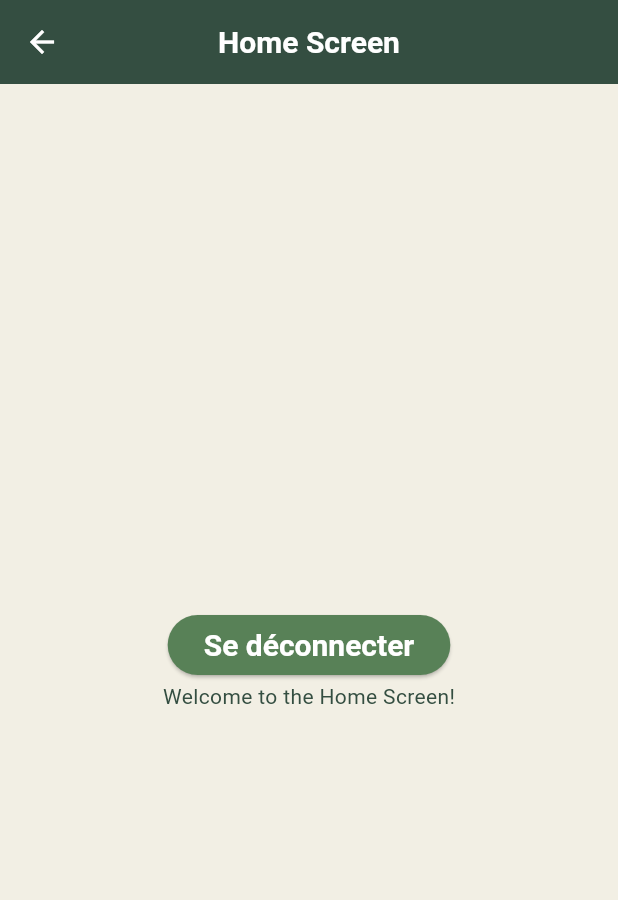
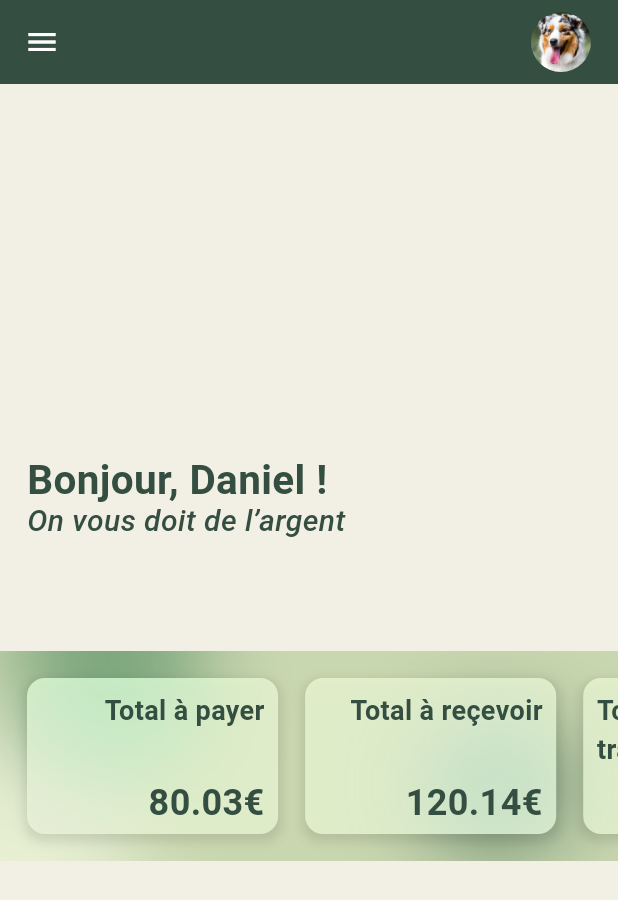
Before and after one commit to trans-dam/TicTic-2526, a Flutter app: the HomeScreen screen opened by its route, on a phone screen of 412 x 824 dp. Shown: the top 900 px of the screen. Run offline on Flutter 3.47's test engine with Material 3 defaults, Android fonts, the phone set to English and light mode, and no system bars; our stand-ins replace firebase_auth, firebase_core, flutter_localization, flutter_svg; missing offline and left inert: validator_regex; accounts and stored records are empty; generated files the repository leaves out were written again.

Commit message:
Add navigation drawer and stat slider to home screen

```diff
--- a/code/tictic/lib/constants/sizes.dart
+++ b/code/tictic/lib/constants/sizes.dart
@@ -1,4 +1,5 @@
 const kLogoSizeWelcome = 150.0;
+const kProfilSizeImage = 40.0;
 const kVerticalSpacing = 20.0;
 const kTextSliderHeight = 50.0;
 const kBorderRadius = 24.0;
--- a/code/tictic/lib/screens/home/home_screen.dart
+++ b/code/tictic/lib/screens/home/home_screen.dart
@@ -1,5 +1,9 @@
 import 'package:firebase_auth/firebase_auth.dart';
 import 'package:flutter/material.dart';
+import 'package:tictic/constants/fonts.dart';
+import 'package:tictic/constants/sizes.dart';
+import 'package:tictic/screens/home/widgets/stat_slider.dart';
+import 'package:tictic/screens/welcome/welcome_screen.dart';
 
 class HomeScreen extends StatelessWidget {
   const HomeScreen({super.key});
@@ -9,20 +13,75 @@ class HomeScreen extends StatelessWidget {
   @override
   Widget build(BuildContext context) {
     return Scaffold(
-      appBar: AppBar(title: const Text('Home Screen')),
+      drawer: Drawer(
+        child: SafeArea(
+          child: Column(
+            children: <Widget>[
+              ListTile(
+                leading: const Icon(Icons.settings),
+                title: const Text('Réglages'),
+                onTap: () {},
+              ),
+              ListTile(
+                leading: const Icon(Icons.group),
+                title: const Text('Créer un groupe'),
+                onTap: () {},
+              ),
+              ListTile(
+                leading: const Icon(Icons.person_add_alt_1),
+                title: const Text('Inviter une personne'),
+                onTap: () {},
+              ),
+              ListTile(
+                leading: const Icon(Icons.add),
+                title: const Text('Ajouter une transaction'),
+                onTap: () {},
+              ),
+              ListTile(
+                leading: const Icon(Icons.logout),
+                title: const Text('Se déconnecter'),
+                onTap: () async {
+                  await FirebaseAuth.instance.signOut();
+                  Navigator.of(context).pushNamedAndRemoveUntil(
+                    WelcomeScreen.routeName,
+                    (route) => false,
+                  );
+                },
+              ),
+            ],
+          ),
+        ),
+      ),
+      appBar: AppBar(
+        actions: [
+          ClipOval(
+            child: Image.asset("assets/img/dog.png", height: kProfilSizeImage),
+          ),
+          SizedBox(width: kHorizontalPadding),
+        ],
+      ),
       body: Center(
         child: Column(
           mainAxisAlignment: MainAxisAlignment.center,
           children: [
-            ElevatedButton(
-              onPressed: () async {
-                await FirebaseAuth.instance.signOut();
-                Navigator.of(context)
-                    .pushNamedAndRemoveUntil('/', (route) => false);
-              },
-              child: Text("Se déconnecter"),
+            Padding(
+              padding: const EdgeInsets.symmetric(
+                horizontal: kHorizontalPadding,
+              ),
+              child: Row(
+                children: [Text('Bonjour, Daniel !', style: kTitleHome)],
+              ),
             ),
-            Text('Welcome to the Home Screen!'),
+            Padding(
+              padding: const EdgeInsets.symmetric(
+                horizontal: kHorizontalPadding,
+              ),
+              child: Row(
+                children: [Text("On vous doit de l’argent", style: kTagLine)],
+              ),
+            ),
+            SizedBox(height: kVerticalPaddingXL),
+            StatSlider(),
           ],
         ),
       ),
--- /dev/null
+++ b/code/tictic/lib/screens/home/widgets/stat_card.dart
@@ -0,0 +1,43 @@
+import 'package:flutter/material.dart';
+import '../../../constants/colors.dart';
+import '../../../constants/fonts.dart';
+import '../../../constants/sizes.dart';
+
+class StatCard extends StatelessWidget {
+  const StatCard({super.key, required this.title, required this.subtitle});
+
+  final String title;
+  final String subtitle;
+
+  @override
+  Widget build(BuildContext context) {
+    return Container(
+      margin: EdgeInsets.only(
+        top: kHorizontalPadding,
+        bottom: kVerticalPadding,
+        left: kHorizontalPadding,
+      ),
+      decoration: BoxDecoration(
+        backgroundBlendMode: BlendMode.luminosity,
+        color: kBackgroundColor.withValues(alpha: 0.8),
+        borderRadius: BorderRadius.circular(12),
+        boxShadow: [kShadow],
+      ),
+      child: Padding(
+        padding: const EdgeInsets.symmetric(
+          horizontal: kHorizontalPaddingS,
+          vertical: kHorizontalPaddingS,
+        ),
+        child: Column(
+          mainAxisAlignment: MainAxisAlignment.start,
+          crossAxisAlignment: CrossAxisAlignment.end,
+          children: [
+            Text(title, style: kLabelStyle),
+            Spacer(),
+            Text(subtitle, style: kTitleBigStat, textAlign: TextAlign.end),
+          ],
+        ),
+      ),
+    );
+  }
+}
--- /dev/null
+++ b/code/tictic/lib/screens/home/widgets/stat_slider.dart
@@ -0,0 +1,29 @@
+import 'package:flutter/material.dart';
+import 'package:tictic/screens/home/widgets/stat_card.dart';
+
+class StatSlider extends StatelessWidget {
+  const StatSlider({super.key});
+
+  @override
+  Widget build(BuildContext context) {
+    return Container(
+      decoration: BoxDecoration(
+        image: DecorationImage(
+          image: Image.asset("assets/img/back-slider.png").image,
+          fit: BoxFit.cover,
+        ),
+      ),
+      height: 140,
+      child: PageView(
+        padEnds: false,
+        controller: PageController(viewportFraction: 0.45),
+        scrollDirection: Axis.horizontal,
+        children: [
+          StatCard(title: "Total à payer", subtitle: "80.03€"),
+          StatCard(title: "Total à reçevoir", subtitle: "120.14€"),
+          StatCard(title: "Total transactions", subtitle: "1500.87€"),
+        ],
+      ),
+    );
+  }
+}
```
